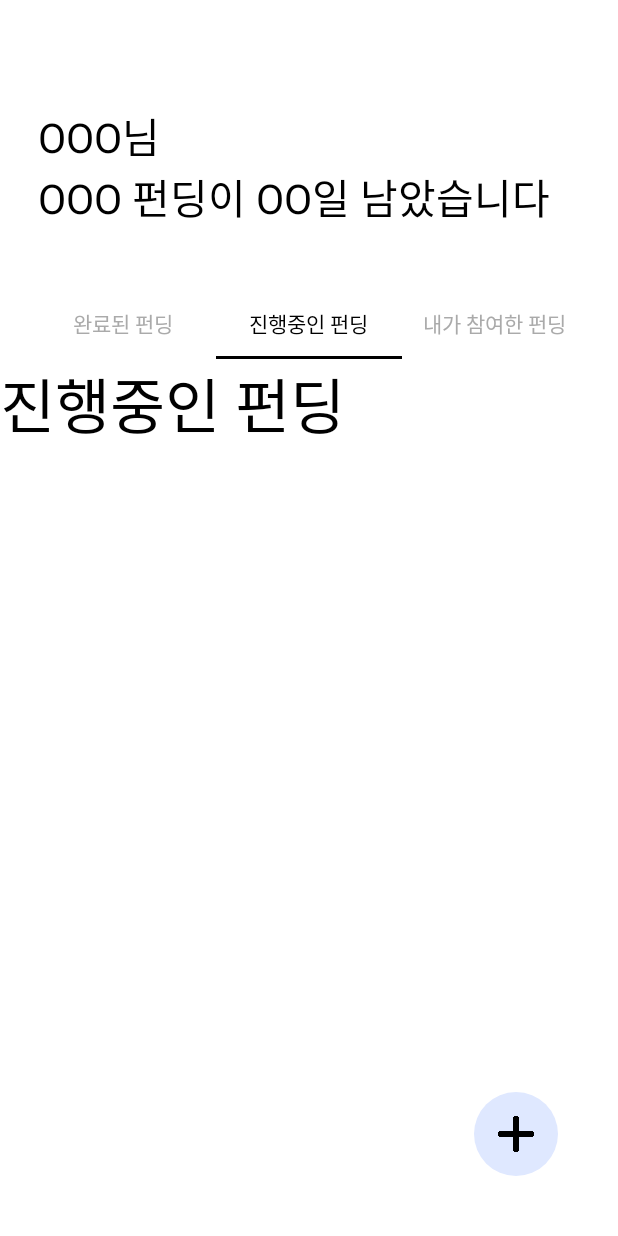
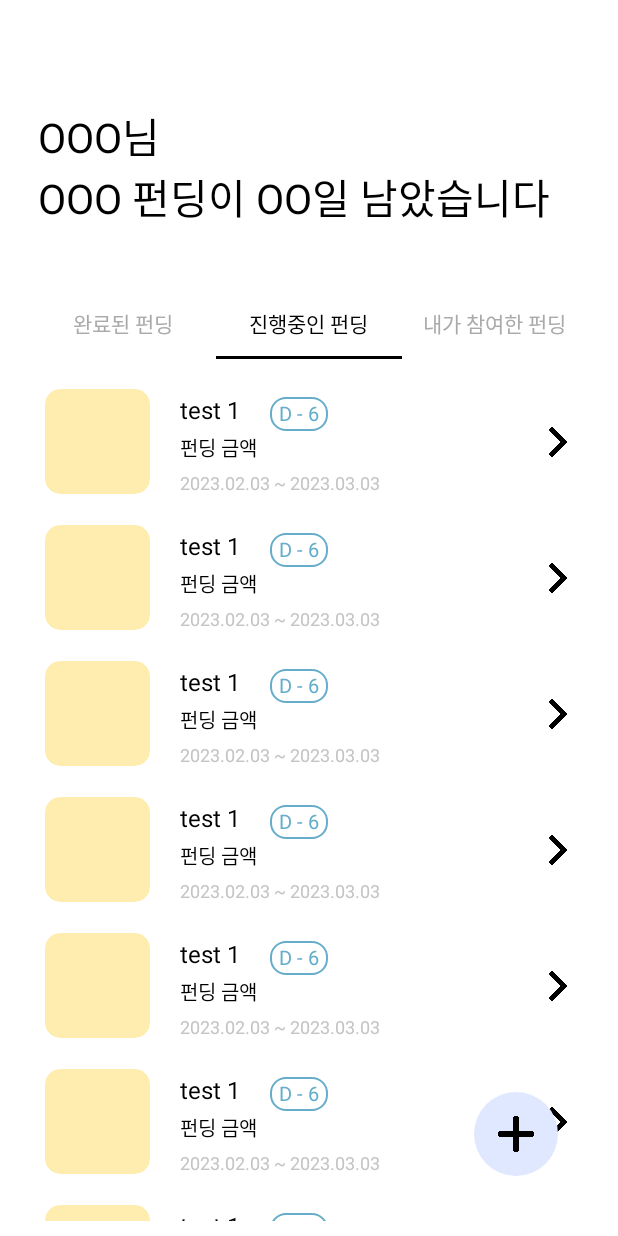
Before and after one commit to HAB-DAY/Habday_Android, an Android app: the FinishFundingFragment screen opened directly, with no data from a screen before it, tab 2 chosen, on a phone screen of 412 x 824 dp. Run offline under Robolectric (Android 15) with nearby library versions, the light colour scheme and no system bars.

Commit message:
[feat] 진행중인 펀딩 recycler view UI 생성

```diff
--- a/app/src/main/java/com/example/habday_android/src/main/list/FinishFundingFragment.kt
+++ b/app/src/main/java/com/example/habday_android/src/main/list/FinishFundingFragment.kt
@@ -1,10 +1,7 @@
 package com.example.habday_android.src.main.list
 
 import android.os.Bundle
-import androidx.fragment.app.Fragment
-import android.view.LayoutInflater
 import android.view.View
-import android.view.ViewGroup
 import com.example.habday_android.R
 import com.example.habday_android.config.BaseFragment
 import com.example.habday_android.databinding.FragmentFinishFundingBinding
--- a/app/src/main/java/com/example/habday_android/src/main/list/ProgressingFundingFragment.kt
+++ b/app/src/main/java/com/example/habday_android/src/main/list/ProgressingFundingFragment.kt
@@ -1,19 +1,35 @@
 package com.example.habday_android.src.main.list
 
 import android.os.Bundle
-import androidx.fragment.app.Fragment
-import android.view.LayoutInflater
 import android.view.View
-import android.view.ViewGroup
 import com.example.habday_android.R
 import com.example.habday_android.config.BaseFragment
 import com.example.habday_android.databinding.FragmentProgressingFundingBinding
+import com.example.habday_android.util.recycler.progressing.ProgressingAdapter
+import com.example.habday_android.util.recycler.progressing.ProgressingData
 
-class ProgressingFundingFragment : BaseFragment<FragmentProgressingFundingBinding>(FragmentProgressingFundingBinding::bind, R.layout.fragment_progressing_funding) {
+class ProgressingFundingFragment : BaseFragment<FragmentProgressingFundingBinding>
+    (FragmentProgressingFundingBinding::bind, R.layout.fragment_progressing_funding) {
+
+    lateinit var progressingAdapter: ProgressingAdapter
+    val progressingdatas = mutableListOf<ProgressingData>()
 
     override fun onViewCreated(view: View, savedInstanceState: Bundle?) {
         super.onViewCreated(view, savedInstanceState)
 
+        initRV()
+    }
+
+    private fun initRV(){
+        progressingAdapter = ProgressingAdapter(requireActivity())
+        binding.rvMainProgressing.adapter = progressingAdapter
+
+        for(i in 1 until 10){
+            progressingdatas.apply { add(ProgressingData(title = "test 1")) }
+        }
+
+        progressingAdapter.progressingdatas = progressingdatas
+        progressingAdapter.notifyDataSetChanged()
     }
 
 }
--- a/app/src/main/java/com/example/habday_android/util/recycler/Test.kt
+++ /dev/null
@@ -1,4 +0,0 @@
-package com.example.habday_android.util.recycler
-
-class Test {
-}
--- a/app/src/main/java/com/example/habday_android/util/recycler/finish/FinishAdapter.kt
+++ b/app/src/main/java/com/example/habday_android/util/recycler/finish/FinishAdapter.kt
@@ -24,7 +24,8 @@ class FinishAdapter(val context: FragmentActivity?): RecyclerView.Adapter<ViewHo
 
     override fun getItemCount(): Int = finishdatas.size
 
-    class FinishFundingViewHolder(val context: FragmentActivity?, val binding: ItemFinishedFundingRecyclerBinding): RecyclerView.ViewHolder(binding.root){
+    class FinishFundingViewHolder(val context: FragmentActivity?, val binding: ItemFinishedFundingRecyclerBinding)
+        : RecyclerView.ViewHolder(binding.root){
         private val testText : TextView = binding.tvFinishFundingTitle
 
         fun bind(item: FinishData){
--- /dev/null
+++ b/app/src/main/java/com/example/habday_android/util/recycler/progressing/ProgressingAdapter.kt
@@ -0,0 +1,36 @@
+package com.example.habday_android.util.recycler.progressing
+
+import android.view.LayoutInflater
+import android.view.ViewGroup
+import android.widget.TextView
+import androidx.fragment.app.FragmentActivity
+import androidx.recyclerview.widget.RecyclerView
+import androidx.recyclerview.widget.RecyclerView.ViewHolder
+import com.example.habday_android.databinding.ItemProgressingFundingRecyclerBinding
+
+class ProgressingAdapter(val context: FragmentActivity?): RecyclerView.Adapter<ViewHolder>() {
+
+    var progressingdatas = mutableListOf<ProgressingData>()
+
+    override fun onCreateViewHolder(parent: ViewGroup, viewType: Int): ViewHolder {
+        val layoutInflater = LayoutInflater.from(parent.context)
+        val itemBinding = ItemProgressingFundingRecyclerBinding.inflate(layoutInflater, parent, false)
+        return ProgressingFundingViewHolder(context, itemBinding)
+    }
+
+    override fun onBindViewHolder(holder: ViewHolder, position: Int) {
+        (holder as ProgressingFundingViewHolder).bind(progressingdatas[position])
+    }
+
+    override fun getItemCount(): Int = progressingdatas.size
+
+    class ProgressingFundingViewHolder(val context: FragmentActivity?, val binidng: ItemProgressingFundingRecyclerBinding)
+        : RecyclerView.ViewHolder(binidng.root){
+
+            private val testText: TextView = binidng.tvProgressingFundingTitle
+
+            fun bind(item: ProgressingData){
+                testText.text = item.title
+            }
+        }
+}
--- /dev/null
+++ b/app/src/main/java/com/example/habday_android/util/recycler/progressing/ProgressingData.kt
@@ -0,0 +1,8 @@
+package com.example.habday_android.util.recycler.progressing
+
+data class ProgressingData(
+    //val image: String,
+    val title: String
+    //val cost: String,
+    //val date: String
+)
--- /dev/null
+++ b/app/src/main/res/drawable/bg_rectangle_light_sky_blue_radius_10.xml
@@ -0,0 +1,9 @@
+<?xml version="1.0" encoding="utf-8"?>
+<shape xmlns:android="http://schemas.android.com/apk/res/android"
+    android:shape="rectangle">
+    <stroke
+        android:color="@color/light_sky_blue"
+        android:width="1dp"/>
+    <corners
+        android:radius="10dp"/>
+</shape>
--- a/app/src/main/res/layout/fragment_progressing_funding.xml
+++ b/app/src/main/res/layout/fragment_progressing_funding.xml
@@ -3,15 +3,23 @@
     xmlns:tools="http://schemas.android.com/tools"
     android:layout_width="match_parent"
     android:layout_height="match_parent"
+    xmlns:app="http://schemas.android.com/apk/res-auto"
+    android:layout_marginHorizontal="@dimen/margin_horizontal_main_recycler"
+    android:layout_marginBottom="@dimen/margin_bottom_margin_recycler"
+    android:background="@color/white"
     tools:context=".src.main.list.ProgressingFundingFragment">
 
-    <!-- TODO: Update blank fragment layout -->
-    <TextView
+    <androidx.constraintlayout.widget.ConstraintLayout
         android:layout_width="match_parent"
-        android:layout_height="match_parent"
-        android:text="@string/progressing_funding"
-        android:textColor="@color/black"
-        android:textSize="40sp"
-        />
+        android:layout_height="wrap_content">
+
+        <androidx.recyclerview.widget.RecyclerView
+            android:id="@+id/rv_main_progressing"
+            android:layout_width="match_parent"
+            android:layout_height="match_parent"
+            app:layoutManager="androidx.recyclerview.widget.LinearLayoutManager"
+            tools:listitem="@layout/item_progressing_funding_recycler"
+            />
+    </androidx.constraintlayout.widget.ConstraintLayout>
 
 </FrameLayout>
--- /dev/null
+++ b/app/src/main/res/layout/item_progressing_funding_recycler.xml
@@ -0,0 +1,85 @@
+<?xml version="1.0" encoding="utf-8"?>
+<androidx.constraintlayout.widget.ConstraintLayout xmlns:android="http://schemas.android.com/apk/res/android"
+    android:layout_width="match_parent"
+    android:layout_height="wrap_content"
+    xmlns:app="http://schemas.android.com/apk/res-auto"
+    android:background="@color/white">
+
+    <androidx.cardview.widget.CardView
+        android:id="@+id/cv_progressing_funding"
+        android:layout_width="@dimen/img_funding_size"
+        android:layout_height="@dimen/img_funding_size"
+        app:layout_constraintTop_toTopOf="parent"
+        app:layout_constraintStart_toStartOf="parent"
+        android:layout_marginTop="@dimen/between_margin_recycler_margin_top"
+        android:backgroundTint="@color/light_yellow"
+        app:cardCornerRadius="@dimen/img_funding_radius"
+        app:cardElevation="@dimen/card_elevation"
+        />
+
+    <TextView
+        android:id="@+id/tv_progressing_funding_title"
+        android:layout_width="wrap_content"
+        android:layout_height="wrap_content"
+        android:layout_marginTop="@dimen/funding_title_margin_top"
+        android:text="@string/funding_title"
+        android:textColor="@color/black"
+        android:textSize="@dimen/funding_title_txt_size"
+        app:layout_constraintStart_toEndOf="@+id/cv_progressing_funding"
+        app:layout_constraintTop_toTopOf="parent"
+        android:layout_marginStart="@dimen/margin_between_img_txt"
+        android:includeFontPadding="false"
+        />
+
+    <TextView
+        android:id="@+id/tv_d_day"
+        android:layout_width="wrap_content"
+        android:layout_height="wrap_content"
+        app:layout_constraintTop_toTopOf="@+id/tv_progressing_funding_title"
+        app:layout_constraintStart_toEndOf="@id/tv_progressing_funding_title"
+        android:layout_marginStart="@dimen/margin_start_txt_success_or_not"
+        android:paddingVertical="@dimen/padding_vertical_success_or_not"
+        android:paddingHorizontal="@dimen/padding_horizontal_success_or_not"
+        android:text="@string/d_day"
+        android:textColor="@color/light_sky_blue"
+        android:textSize="@dimen/txt_size_success_or_not"
+        android:includeFontPadding="false"
+        android:background="@drawable/bg_rectangle_light_sky_blue_radius_10"
+        />
+
+    <TextView
+        android:id="@+id/tv_progressing_funding_cost"
+        android:layout_width="wrap_content"
+        android:layout_height="wrap_content"
+        android:text="@string/funding_cost"
+        android:textColor="@color/black"
+        android:textSize="@dimen/funding_cost_txt_size"
+        android:includeFontPadding="false"
+        app:layout_constraintTop_toBottomOf="@+id/tv_progressing_funding_title"
+        app:layout_constraintStart_toEndOf="@+id/cv_progressing_funding"
+        android:layout_marginStart="@dimen/margin_between_img_txt"
+        android:layout_marginTop="@dimen/funding_cost_margin_top"/>
+
+    <TextView
+        android:id="@+id/tv_progressing_funding_term"
+        android:layout_width="wrap_content"
+        android:layout_height="wrap_content"
+        android:text="@string/funding_term"
+        android:textColor="@color/light_gray"
+        android:textSize="@dimen/funding_term_txt_size"
+        app:layout_constraintTop_toBottomOf="@+id/tv_progressing_funding_cost"
+        app:layout_constraintStart_toEndOf="@+id/cv_progressing_funding"
+        android:layout_marginStart="@dimen/margin_between_img_txt"
+        android:layout_marginTop="@dimen/funding_cost_margin_top"/>
+
+    <ImageView
+        android:id="@+id/iv_right_arrow"
+        android:layout_width="@dimen/right_arrow_size"
+        android:layout_height="@dimen/right_arrow_size"
+        android:src="@drawable/ic_right_arrow"
+        app:layout_constraintTop_toTopOf="@id/cv_progressing_funding"
+        app:layout_constraintBottom_toBottomOf="parent"
+        app:layout_constraintEnd_toEndOf="parent"
+        />
+
+</androidx.constraintlayout.widget.ConstraintLayout>
--- a/app/src/main/res/values/colors.xml
+++ b/app/src/main/res/values/colors.xml
@@ -18,4 +18,5 @@
     <color name="light_yellow">#FFEDB0</color>
     <color name="dark_blue">#4B3EDF</color>
     <color name="dark_red">#DF483E</color>
+    <color name="light_sky_blue">#66ADCB</color>
 </resources>
--- a/app/src/main/res/values/strings.xml
+++ b/app/src/main/res/values/strings.xml
@@ -19,7 +19,7 @@
     <string name="success">성공</string>
     <string name="failure">실패</string>
 
-    <!-- Finish Funding Fragment -->
+    <string name="d_day">D - 6</string>
 
 
 </resources>
```
